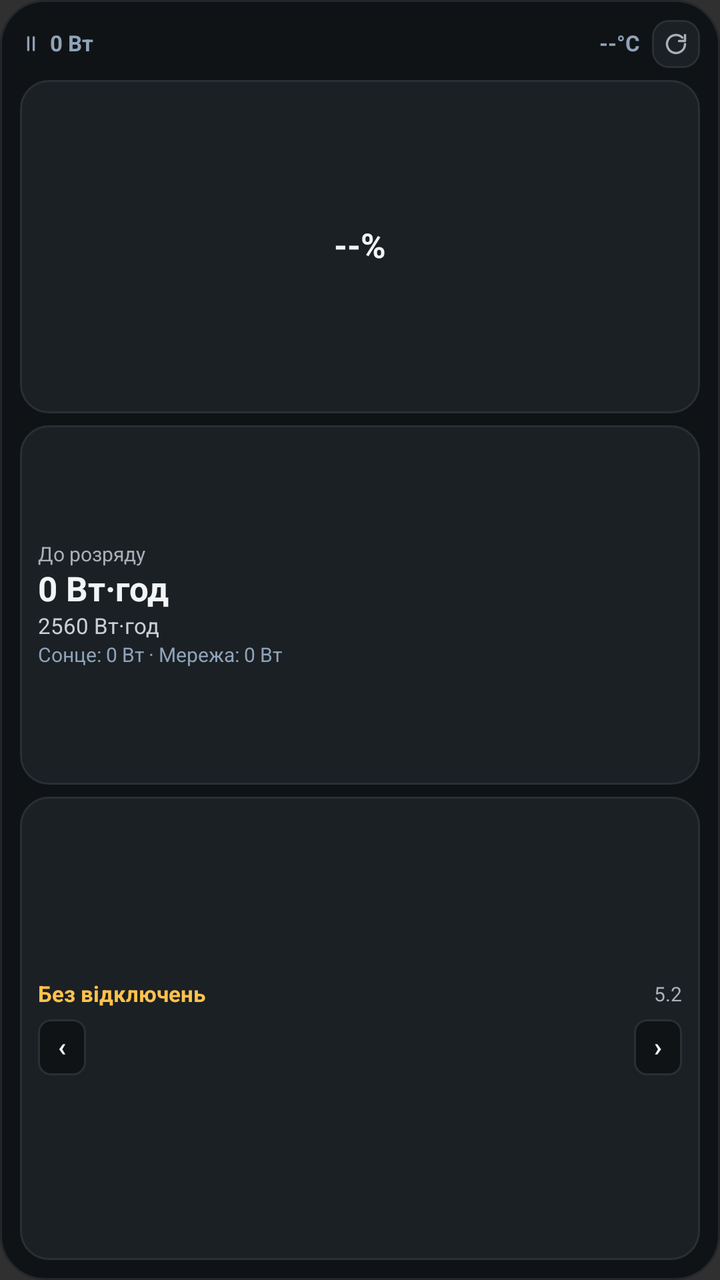
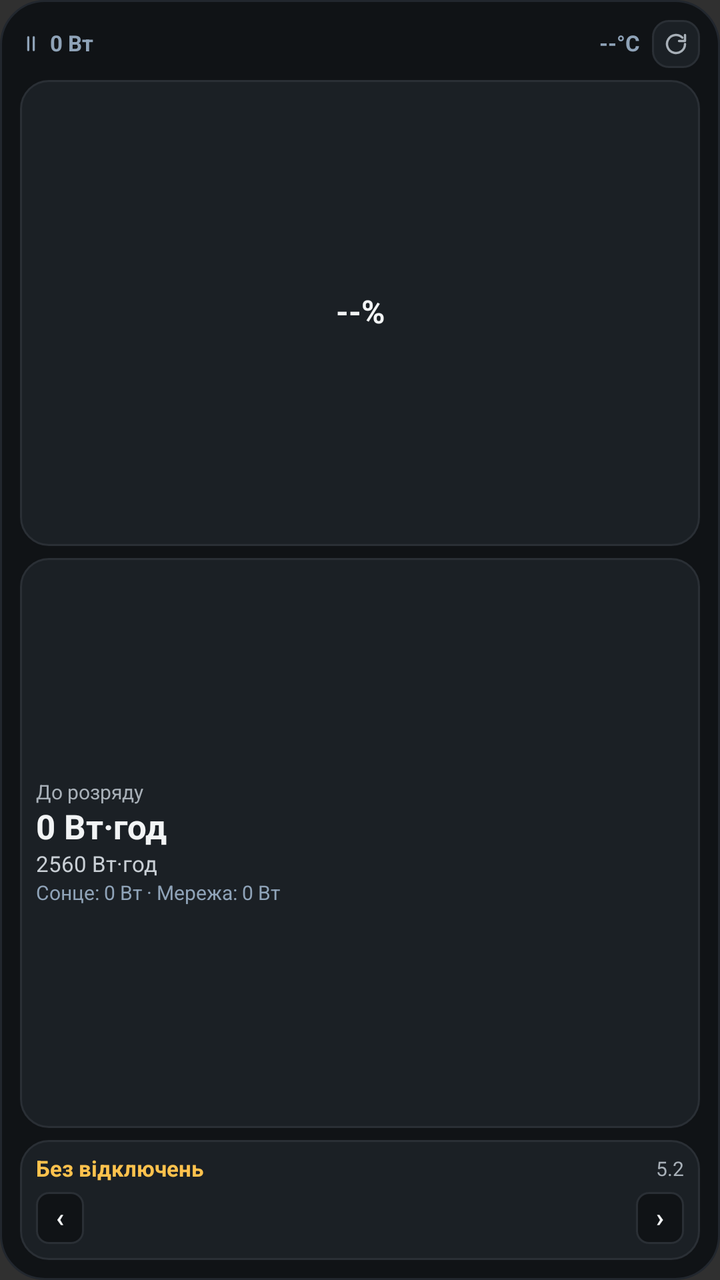

An Android layout rendered at two revisions. The XML below is the earlier revision; the diff shows what the commit changed to produce the second picture.
<!-- AndroidManifest.xml: application theme Theme.AppCompat.NoActionBar -->
<!-- res/layout/widget_marstek_3x4.xml -->
<?xml version="1.0" encoding="utf-8"?>
<LinearLayout xmlns:android="http://schemas.android.com/apk/res/android"
    android:id="@+id/widgetRoot"
    android:layout_width="match_parent"
    android:layout_height="match_parent"
    android:background="@drawable/widget_bg"
    android:orientation="vertical"
    android:padding="10dp">

    
    <LinearLayout
        android:layout_width="match_parent"
        android:layout_height="wrap_content"
        android:gravity="center_vertical"
        android:orientation="horizontal">

        <ImageView
            android:id="@+id/fullLeftModeIcon"
            android:layout_width="11dp"
            android:layout_height="11dp"
            android:layout_marginEnd="4dp"
            android:contentDescription="@null"
            android:src="@drawable/ic_mode_idle" />

        <TextView
            android:id="@+id/fullHeaderTitle"
            android:layout_width="0dp"
            android:layout_height="wrap_content"
            android:layout_weight="1"
            android:ellipsize="end"
            android:fontFeatureSettings="tnum"
            android:includeFontPadding="false"
            android:maxLines="1"
            android:text="0 Вт"
            android:textColor="@color/text_muted"
            android:textSize="11sp"
            android:textStyle="bold" />

        <TextView
            android:id="@+id/fullTempText"
            android:layout_width="wrap_content"
            android:layout_height="wrap_content"
            android:fontFeatureSettings="tnum"
            android:includeFontPadding="false"
            android:maxLines="1"
            android:text="--°C"
            android:textColor="@color/text_muted"
            android:textSize="11sp"
            android:textStyle="bold" />

        <TextView
            android:id="@+id/fullRightDot"
            android:layout_width="wrap_content"
            android:layout_height="wrap_content"
            android:text="·"
            android:visibility="gone" />

        <ImageView
            android:id="@+id/fullModeIcon"
            android:layout_width="10dp"
            android:layout_height="10dp"
            android:contentDescription="@null"
            android:src="@drawable/ic_mode_idle"
            android:visibility="gone" />

        <TextView
            android:id="@+id/fullRightWattsText"
            android:layout_width="wrap_content"
            android:layout_height="wrap_content"
            android:text=""
            android:visibility="gone" />

        <FrameLayout
            android:id="@+id/fullRefreshBtn"
            android:layout_width="24dp"
            android:layout_height="24dp"
            android:layout_marginStart="6dp"
            android:background="@drawable/refresh_btn_bg">

            <ImageView
                android:layout_width="12dp"
                android:layout_height="12dp"
                android:layout_gravity="center"
                android:contentDescription="@string/app_name"
                android:src="@drawable/ic_refresh" />
        </FrameLayout>
    </LinearLayout>

    
    <FrameLayout
        android:id="@+id/fullGaugeContainer"
        android:layout_width="match_parent"
        android:layout_height="0dp"
        android:layout_marginTop="6dp"
        android:layout_weight="0.65"
        android:background="@drawable/widget_card_bg"
        android:padding="6dp">

        <FrameLayout
            android:layout_width="68dp"
            android:layout_height="68dp"
            android:layout_gravity="center">

            <ImageView
                android:id="@+id/fullGaugeImage"
                android:layout_width="match_parent"
                android:layout_height="match_parent"
                android:contentDescription="@null"
                android:scaleType="fitCenter" />

            <TextView
                android:id="@+id/fullSocText"
                android:layout_width="match_parent"
                android:layout_height="match_parent"
                android:fontFeatureSettings="tnum"
                android:gravity="center"
                android:includeFontPadding="false"
                android:text="--%"
                android:textColor="@color/text_primary"
                android:textSize="17sp"
                android:textStyle="bold" />
        </FrameLayout>
    </FrameLayout>

    <LinearLayout
        android:id="@+id/fullInfoContainer"
        android:layout_width="match_parent"
        android:layout_height="0dp"
        android:layout_marginTop="6dp"
        android:layout_weight="0.7"
        android:background="@drawable/widget_card_bg"
        android:gravity="center_vertical"
        android:orientation="vertical"
        android:padding="9dp">

        <TextView
            android:id="@+id/fullCardTitle"
            android:layout_width="match_parent"
            android:layout_height="wrap_content"
            android:ellipsize="end"
            android:includeFontPadding="false"
            android:maxLines="1"
            android:text="До розряду"
            android:textColor="@color/text_secondary"
            android:textSize="10sp" />

        <TextView
            android:id="@+id/fullPrimaryValue"
            android:layout_width="match_parent"
            android:layout_height="wrap_content"
            android:layout_marginTop="2dp"
            android:ellipsize="end"
            android:fontFeatureSettings="tnum"
            android:includeFontPadding="false"
            android:maxLines="1"
            android:text="0 Вт·год"
            android:textColor="@color/text_primary"
            android:textSize="17sp"
            android:textStyle="bold" />

        <TextView
            android:id="@+id/fullSecondaryValue"
            android:layout_width="match_parent"
            android:layout_height="wrap_content"
            android:layout_marginTop="2dp"
            android:ellipsize="end"
            android:fontFeatureSettings="tnum"
            android:includeFontPadding="false"
            android:maxLines="1"
            android:text="2560 Вт·год"
            android:textColor="@color/text_body"
            android:textSize="11sp" />

        <TextView
            android:id="@+id/tallPowerBreakdown"
            android:layout_width="match_parent"
            android:layout_height="wrap_content"
            android:layout_marginTop="2dp"
            android:ellipsize="end"
            android:fontFeatureSettings="tnum"
            android:includeFontPadding="false"
            android:maxLines="1"
            android:text="Сонце: 0 Вт · Мережа: 0 Вт"
            android:textColor="@color/text_muted"
            android:textSize="10sp" />

        <TextView
            android:id="@+id/fullEnoughOutage"
            android:layout_width="match_parent"
            android:layout_height="wrap_content"
            android:layout_marginTop="2dp"
            android:ellipsize="end"
            android:includeFontPadding="false"
            android:maxLines="1"
            android:text="● Вистачить на відключення"
            android:textColor="@color/accent_primary"
            android:textSize="10sp"
            android:textStyle="bold"
            android:visibility="gone" />
    </LinearLayout>

    
    <LinearLayout
        android:layout_width="match_parent"
        android:layout_height="0dp"
        android:layout_marginTop="6dp"
        android:layout_weight="0.9"
        android:background="@drawable/widget_card_bg"
        android:gravity="center_vertical"
        android:orientation="vertical"
        android:padding="9dp">

        <LinearLayout
            android:layout_width="match_parent"
            android:layout_height="wrap_content"
            android:gravity="center_vertical"
            android:orientation="horizontal">

            <TextView
                android:id="@+id/fullOutageHeadline"
                android:layout_width="0dp"
                android:layout_height="wrap_content"
                android:layout_weight="1"
                android:ellipsize="end"
                android:fontFeatureSettings="tnum"
                android:includeFontPadding="false"
                android:maxLines="1"
                android:text="Без відключень"
                android:textColor="@color/accent_outage"
                android:textSize="11sp"
                android:textStyle="bold" />

            <LinearLayout
                android:id="@+id/fullDayToggleGroup"
                android:layout_width="wrap_content"
                android:layout_height="wrap_content"
                android:layout_marginStart="4dp"
                android:background="@drawable/pill_day_inactive"
                android:orientation="horizontal"
                android:padding="2dp"
                android:visibility="gone">

                <TextView
                    android:id="@+id/fullBtnToday"
                    android:layout_width="wrap_content"
                    android:layout_height="wrap_content"
                    android:background="@drawable/refresh_btn_bg"
                    android:includeFontPadding="false"
                    android:paddingStart="5dp"
                    android:paddingTop="2dp"
                    android:paddingEnd="5dp"
                    android:paddingBottom="2dp"
                    android:text="Сьог."
                    android:textColor="@color/text_primary"
                    android:textSize="9sp"
                    android:textStyle="bold" />

                <TextView
                    android:id="@+id/fullBtnTomorrow"
                    android:layout_width="wrap_content"
                    android:layout_height="wrap_content"
                    android:layout_marginStart="2dp"
                    android:includeFontPadding="false"
                    android:paddingStart="5dp"
                    android:paddingTop="2dp"
                    android:paddingEnd="5dp"
                    android:paddingBottom="2dp"
                    android:text="Звт."
                    android:textColor="@color/text_muted"
                    android:textSize="9sp"
                    android:textStyle="bold" />
            </LinearLayout>

            <TextView
                android:id="@+id/fullOutageGroup"
                android:layout_width="wrap_content"
                android:layout_height="wrap_content"
                android:layout_marginStart="4dp"
                android:fontFeatureSettings="tnum"
                android:includeFontPadding="false"
                android:maxLines="1"
                android:text="5.2"
                android:textColor="@color/text_secondary"
                android:textSize="10sp" />
        </LinearLayout>

        <LinearLayout
            android:layout_width="match_parent"
            android:layout_height="wrap_content"
            android:layout_marginTop="6dp"
            android:gravity="center_vertical"
            android:orientation="horizontal">

            <TextView
                android:id="@+id/fullPrevWindowBtn"
                android:layout_width="24dp"
                android:layout_height="28dp"
                android:background="@drawable/pill_day_inactive"
                android:gravity="center"
                android:includeFontPadding="false"
                android:text="‹"
                android:textColor="@color/text_primary"
                android:textSize="13sp"
                android:textStyle="bold" />

            <ImageView
                android:id="@+id/fullOutageBarImage"
                android:layout_width="0dp"
                android:layout_height="28dp"
                android:layout_marginStart="4dp"
                android:layout_marginEnd="4dp"
                android:layout_weight="1"
                android:contentDescription="@null"
                android:scaleType="fitCenter" />

            <TextView
                android:id="@+id/fullNextWindowBtn"
                android:layout_width="24dp"
                android:layout_height="28dp"
                android:background="@drawable/pill_day_inactive"
                android:gravity="center"
                android:includeFontPadding="false"
                android:text="›"
                android:textColor="@color/text_primary"
                android:textSize="13sp"
                android:textStyle="bold" />
        </LinearLayout>

        
        <LinearLayout
            android:id="@+id/fullChipsRow"
            android:layout_width="match_parent"
            android:layout_height="wrap_content"
            android:layout_marginTop="6dp"
            android:orientation="horizontal"
            android:visibility="gone">

            <TextView
                android:id="@+id/fullChip0"
                android:layout_width="wrap_content"
                android:layout_height="wrap_content"
                android:background="@drawable/pill_day_inactive"
                android:fontFeatureSettings="tnum"
                android:includeFontPadding="false"
                android:maxLines="1"
                android:paddingStart="5dp"
                android:paddingTop="2dp"
                android:paddingEnd="5dp"
                android:paddingBottom="2dp"
                android:textColor="@color/text_body"
                android:textSize="9sp"
                android:visibility="gone" />

            <TextView
                android:id="@+id/fullChip1"
                android:layout_width="wrap_content"
                android:layout_height="wrap_content"
                android:layout_marginStart="4dp"
                android:background="@drawable/pill_day_inactive"
                android:fontFeatureSettings="tnum"
                android:includeFontPadding="false"
                android:maxLines="1"
                android:paddingStart="5dp"
                android:paddingTop="2dp"
                android:paddingEnd="5dp"
                android:paddingBottom="2dp"
                android:textColor="@color/text_body"
                android:textSize="9sp"
                android:visibility="gone" />

            <TextView
                android:id="@+id/fullChip2"
                android:layout_width="wrap_content"
                android:layout_height="wrap_content"
                android:layout_marginStart="4dp"
                android:background="@drawable/pill_day_inactive"
                android:fontFeatureSettings="tnum"
                android:includeFontPadding="false"
                android:maxLines="1"
                android:paddingStart="5dp"
                android:paddingTop="2dp"
                android:paddingEnd="5dp"
                android:paddingBottom="2dp"
                android:textColor="@color/text_body"
                android:textSize="9sp"
                android:visibility="gone" />

            <TextView
                android:id="@+id/fullChip3"
                android:layout_width="wrap_content"
                android:layout_height="wrap_content"
                android:visibility="gone" />
        </LinearLayout>

        <LinearLayout
            android:id="@+id/tallChipsRow2"
            android:layout_width="match_parent"
            android:layout_height="wrap_content"
            android:orientation="horizontal"
            android:visibility="gone">

            <TextView android:id="@+id/fullChip4" android:layout_width="wrap_content" android:layout_height="wrap_content" android:visibility="gone" />
            <TextView android:id="@+id/fullChip5" android:layout_width="wrap_content" android:layout_height="wrap_content" android:visibility="gone" />
            <TextView android:id="@+id/fullChip6" android:layout_width="wrap_content" android:layout_height="wrap_content" android:visibility="gone" />
            <TextView android:id="@+id/fullChip7" android:layout_width="wrap_content" android:layout_height="wrap_content" android:visibility="gone" />
        </LinearLayout>
    </LinearLayout>

</LinearLayout>
<!-- resources referenced by this layout -->
<resources>
  <color name="accent_outage">#FFC24D</color>
  <color name="accent_primary">#3DDC84</color>
  <color name="text_body">#C9CFD5</color>
  <color name="text_muted">#8FA3B8</color>
  <color name="text_primary">#F2F4F5</color>
  <color name="text_secondary">#A8B0B8</color>
  <!-- drawable ic_mode_idle (drawable) -->
  <?xml version="1.0" encoding="utf-8"?>
  <vector xmlns:android="http://schemas.android.com/apk/res/android"
      android:width="14dp"
      android:height="14dp"
      android:viewportWidth="24"
      android:viewportHeight="24">
      <path
          android:fillColor="#00000000"
          android:pathData="M9,5v14M15,5v14"
          android:strokeColor="@color/text_muted"
          android:strokeLineCap="round"
          android:strokeLineJoin="round"
          android:strokeWidth="2.4" />
  </vector>
  <!-- drawable ic_refresh (drawable) -->
  <?xml version="1.0" encoding="utf-8"?>
  <vector xmlns:android="http://schemas.android.com/apk/res/android"
      android:width="16dp"
      android:height="16dp"
      android:viewportWidth="24"
      android:viewportHeight="24">
      <path
          android:fillColor="#00000000"
          android:pathData="M21,12a9,9 0,1 1,-2.64 -6.36"
          android:strokeColor="@color/text_secondary"
          android:strokeLineCap="round"
          android:strokeLineJoin="round"
          android:strokeWidth="2.3" />
      <path
          android:fillColor="#00000000"
          android:pathData="M21,3v6h-6"
          android:strokeColor="@color/text_secondary"
          android:strokeLineCap="round"
          android:strokeLineJoin="round"
          android:strokeWidth="2.3" />
  </vector>
  <!-- drawable pill_day_inactive (drawable) -->
  <?xml version="1.0" encoding="utf-8"?>
  <shape xmlns:android="http://schemas.android.com/apk/res/android"
      android:shape="rectangle">
      <solid android:color="@color/bg_surface" />
      <corners android:radius="6dp" />
      <stroke
          android:width="1dp"
          android:color="@color/border_widget" />
  </shape>
  <!-- drawable refresh_btn_bg (drawable) -->
  <?xml version="1.0" encoding="utf-8"?>
  <shape xmlns:android="http://schemas.android.com/apk/res/android"
      android:shape="rectangle">
      <solid android:color="@color/bg_surface_elevated" />
      <corners android:radius="8dp" />
      <stroke
          android:width="1dp"
          android:color="@color/border_widget" />
  </shape>
  <!-- drawable widget_bg (drawable) -->
  <?xml version="1.0" encoding="utf-8"?>
  <shape xmlns:android="http://schemas.android.com/apk/res/android"
      android:shape="rectangle">
      <solid android:color="@color/bg_surface" />
      <corners android:radius="22dp" />
      <stroke
          android:width="1dp"
          android:color="@color/border_default" />
  </shape>
  <!-- drawable widget_card_bg (drawable) -->
  <?xml version="1.0" encoding="utf-8"?>
  <shape xmlns:android="http://schemas.android.com/apk/res/android"
      android:shape="rectangle">
      <solid android:color="@color/bg_surface_elevated" />
      <corners android:radius="14dp" />
      <stroke
          android:width="1dp"
          android:color="@color/border_widget" />
  </shape>
  <string name="app_name">Marstek Venus Widget</string>
  <color name="bg_surface">#101316</color>
  <color name="border_widget">#2A2F35</color>
  <color name="bg_surface_elevated">#1B2025</color>
  <color name="border_default">#22272E</color>
</resources>

<!-- the commit's change to res/layout/widget_marstek_3x4.xml (unified diff, before → after) -->
@@ -92,13 +92,13 @@
         android:layout_width="match_parent"
         android:layout_height="0dp"
         android:layout_marginTop="6dp"
-        android:layout_weight="0.65"
+        android:layout_weight="0.45"
         android:background="@drawable/widget_card_bg"
-        android:padding="6dp">
+        android:padding="5dp">
 
         <FrameLayout
-            android:layout_width="68dp"
-            android:layout_height="68dp"
+            android:layout_width="58dp"
+            android:layout_height="58dp"
             android:layout_gravity="center">
 
             <ImageView
@@ -117,7 +117,7 @@
                 android:includeFontPadding="false"
                 android:text="--%"
                 android:textColor="@color/text_primary"
-                android:textSize="17sp"
+                android:textSize="16sp"
                 android:textStyle="bold" />
         </FrameLayout>
     </FrameLayout>
@@ -127,11 +127,11 @@
         android:layout_width="match_parent"
         android:layout_height="0dp"
         android:layout_marginTop="6dp"
-        android:layout_weight="0.7"
+        android:layout_weight="0.55"
         android:background="@drawable/widget_card_bg"
         android:gravity="center_vertical"
         android:orientation="vertical"
-        android:padding="9dp">
+        android:padding="8dp">
 
         <TextView
             android:id="@+id/fullCardTitle"
@@ -202,13 +202,11 @@
     
     <LinearLayout
         android:layout_width="match_parent"
-        android:layout_height="0dp"
+        android:layout_height="wrap_content"
         android:layout_marginTop="6dp"
-        android:layout_weight="0.9"
         android:background="@drawable/widget_card_bg"
-        android:gravity="center_vertical"
         android:orientation="vertical"
-        android:padding="9dp">
+        android:padding="8dp">
 
         <LinearLayout
             android:layout_width="match_parent"
@@ -244,14 +242,14 @@
                     android:id="@+id/fullBtnToday"
                     android:layout_width="wrap_content"
                     android:layout_height="wrap_content"
-                    android:background="@drawable/refresh_btn_bg"
+                    android:background="@drawable/pill_day_active"
                     android:includeFontPadding="false"
                     android:paddingStart="5dp"
                     android:paddingTop="2dp"
                     android:paddingEnd="5dp"
                     android:paddingBottom="2dp"
                     android:text="Сьог."
-                    android:textColor="@color/text_primary"
+                    android:textColor="@color/text_on_accent"
                     android:textSize="9sp"
                     android:textStyle="bold" />
 
@@ -287,14 +285,14 @@
         <LinearLayout
             android:layout_width="match_parent"
             android:layout_height="wrap_content"
-            android:layout_marginTop="6dp"
+            android:layout_marginTop="5dp"
             android:gravity="center_vertical"
             android:orientation="horizontal">
 
             <TextView
                 android:id="@+id/fullPrevWindowBtn"
                 android:layout_width="24dp"
-                android:layout_height="28dp"
+                android:layout_height="26dp"
                 android:background="@drawable/pill_day_inactive"
                 android:gravity="center"
                 android:includeFontPadding="false"
@@ -306,7 +304,7 @@
             <ImageView
                 android:id="@+id/fullOutageBarImage"
                 android:layout_width="0dp"
-                android:layout_height="28dp"
+                android:layout_height="26dp"
                 android:layout_marginStart="4dp"
                 android:layout_marginEnd="4dp"
                 android:layout_weight="1"
@@ -316,7 +314,7 @@
             <TextView
                 android:id="@+id/fullNextWindowBtn"
                 android:layout_width="24dp"
-                android:layout_height="28dp"
+                android:layout_height="26dp"
                 android:background="@drawable/pill_day_inactive"
                 android:gravity="center"
                 android:includeFontPadding="false"
@@ -331,7 +329,7 @@
             android:id="@+id/fullChipsRow"
             android:layout_width="match_parent"
             android:layout_height="wrap_content"
-            android:layout_marginTop="6dp"
+            android:layout_marginTop="5dp"
             android:orientation="horizontal"
             android:visibility="gone">
 
<!-- resource entries referenced after the edit -->
@@ -4,6 +4,7 @@
   <color name="accent_primary">#3DDC84</color>
   <color name="text_body">#C9CFD5</color>
   <color name="text_muted">#8FA3B8</color>
+  <color name="text_on_accent">#101316</color>
   <color name="text_primary">#F2F4F5</color>
   <color name="text_secondary">#A8B0B8</color>
   <!-- drawable ic_mode_idle (drawable) -->
@@ -43,6 +44,13 @@
           android:strokeLineJoin="round"
           android:strokeWidth="2.3" />
   </vector>
+  <!-- drawable pill_day_active (drawable) -->
+  <?xml version="1.0" encoding="utf-8"?>
+  <shape xmlns:android="http://schemas.android.com/apk/res/android"
+      android:shape="rectangle">
+      <solid android:color="@color/accent_outage" />
+      <corners android:radius="6dp" />
+  </shape>
   <!-- drawable pill_day_inactive (drawable) -->
   <?xml version="1.0" encoding="utf-8"?>
   <shape xmlns:android="http://schemas.android.com/apk/res/android"
